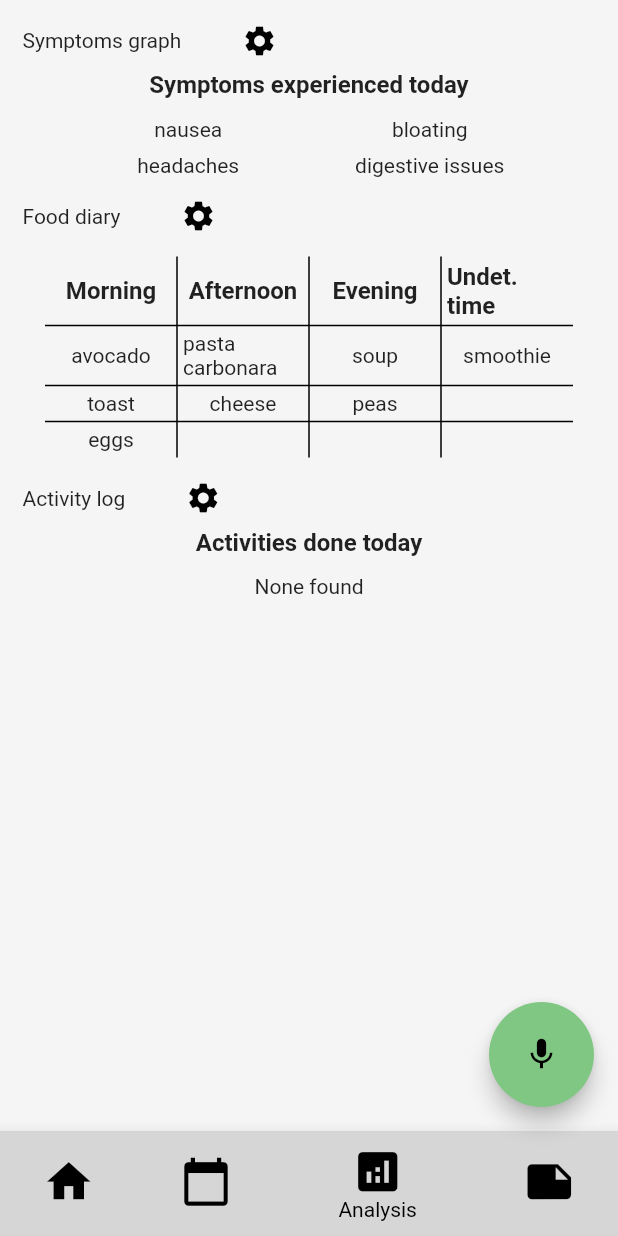
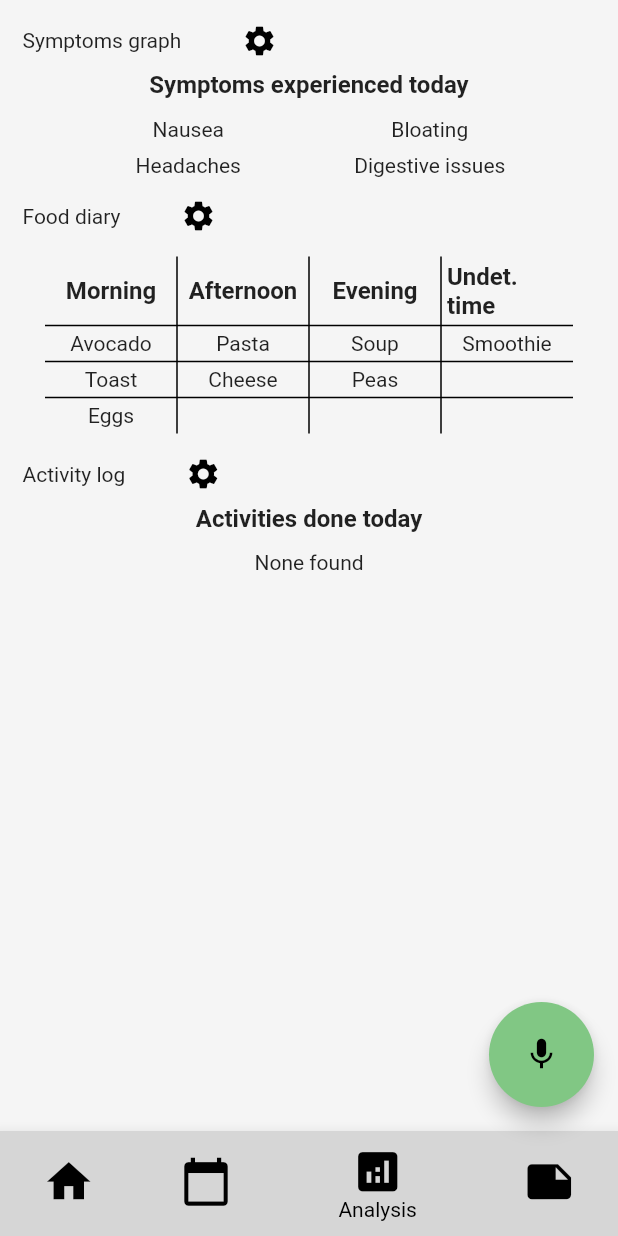
Before and after one commit to SaraFFdez/FYP_ChronicDiseaseApp, a Flutter app: the screen it shows after launch, item 3 of the bottom bar chosen, on a phone screen of 412 x 824 dp. Run offline on Flutter 3.47's test engine with Material 2 defaults, Android fonts, the phone set to English and light mode, and no system bars; missing offline and left inert: dart:html.

Commit message:
capitalising letters

```diff
--- a/flutterfrontend/lib/screens/analysis_page.dart
+++ b/flutterfrontend/lib/screens/analysis_page.dart
@@ -12,16 +12,16 @@ class AnalysisPage extends StatefulWidget {
 class _AnalysisPageState extends State<AnalysisPage> {
   List<String> activities = [];
   List<String> symptoms = [
-    "nausea",
-    "bloating",
-    "headaches",
-    "digestive issues"
+    "Nausea",
+    "Bloating",
+    "Headaches",
+    "Digestive issues"
   ];
   Map<String, List<String>> foodDiary = {
-    "morning": ["avocado", "toast", "eggs"],
-    "afternoon": ["pasta carbonara", "cheese"],
-    "evening": ["soup", "peas"],
-    "no_time": ["smoothie"]
+    "morning": ["Avocado", "Toast", "Eggs"],
+    "afternoon": ["Pasta", "Cheese"],
+    "evening": ["Soup", "Peas"],
+    "no_time": ["Smoothie"]
   };
   @override
   Widget build(BuildContext context) {
```
